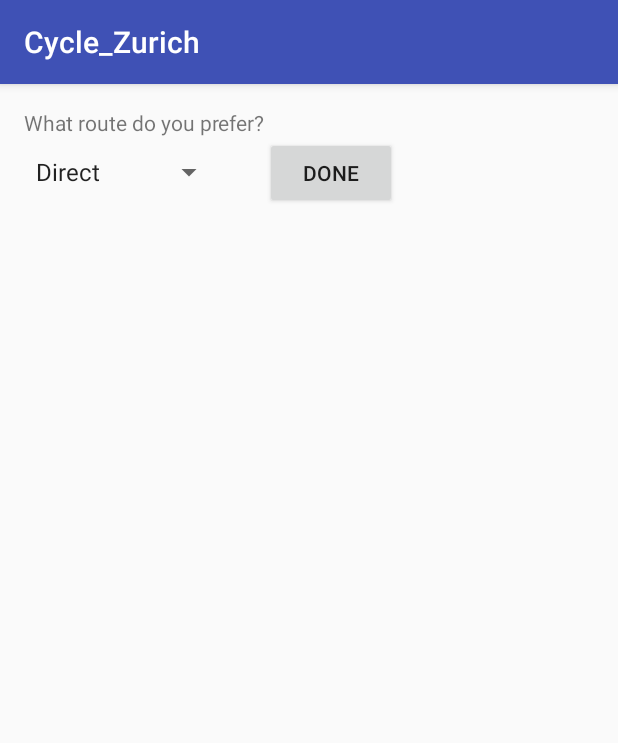
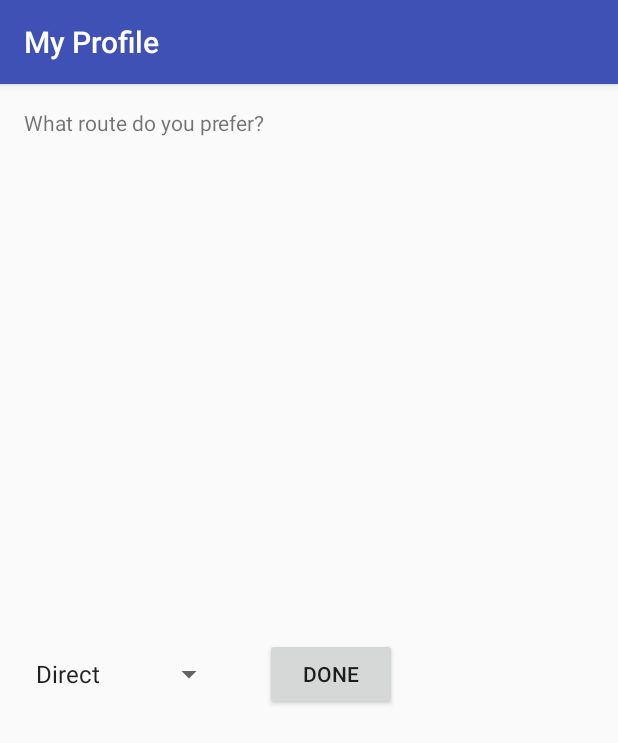
Before and after one commit to andrevaETH/TuriBike, an Android app: the screen it shows after launch (UserProfile), after a tap on "START QUESTIONS", on a phone screen of 412 x 824 dp. Shown: the top 743 px of the screen. Run offline under Robolectric (Android 15) with nearby library versions, the phone set to English and light mode, and no system bars; 1 statement that could not run was skipped.

Commit message:
UserProfile is now returned to StartPage as a  boolean value. UI slightly changed.

```diff
--- a/app/src/main/java/ch/ethz/ikg/gis/cycle_zurich/StartPage.java
+++ b/app/src/main/java/ch/ethz/ikg/gis/cycle_zurich/StartPage.java
@@ -17,6 +17,8 @@
 public class StartPage extends AppCompatActivity {
 
     private Button button_startMap, button_startQuestions;
+    private boolean userProfile;
+    int REQUEST_ID = 1;
 
     @Override
     protected void onCreate(Bundle savedInstanceState) {
@@ -87,8 +89,20 @@
     public void button_startQuestionsClicked()
     {
         Intent userProfileIntent = new Intent(this, UserProfile.class);
-        startActivity(userProfileIntent);
 
+        // Start Activity and return the result
+        startActivityForResult(userProfileIntent, REQUEST_ID);
+    }
+
+    protected void onActivityResult(int requestCode, int resultCode, Intent Data)
+    {
+        // Get values from User Profile
+        if(requestCode == REQUEST_ID)
+        {
+            if(resultCode == RESULT_OK){
+                userProfile = Data.getBooleanExtra("userProfile", userProfile);
+            }
+        }
     }
 
 }
--- a/app/src/main/res/layout/activity_user_profile.xml
+++ b/app/src/main/res/layout/activity_user_profile.xml
@@ -8,10 +8,13 @@
     tools:context="ch.ethz.ikg.gis.cycle_zurich.UserProfile">
 
     <GridLayout
-        android:layout_width="match_parent"
+        android:layout_width="wrap_content"
         android:layout_height="match_parent"
         android:layout_alignParentTop="true"
-        android:layout_alignParentStart="true">
+        android:layout_alignParentStart="true"
+        android:layout_alignWithParentIfMissing="false"
+        android:layout_alignParentRight="false"
+        android:layout_alignParentBottom="false">
 
         <Spinner
             android:layout_width="wrap_content"
@@ -20,7 +23,8 @@
             android:layout_row="1"
             android:layout_column="0"
             android:touchscreenBlocksFocus="true"
-            android:spinnerMode="dropdown" />
+            android:spinnerMode="dropdown"
+            android:layout_gravity="center_vertical" />
 
         <TextView
             android:layout_width="wrap_content"
@@ -28,7 +32,8 @@
             android:text="What route do you prefer?"
             android:id="@+id/textView_question"
             android:layout_row="0"
-            android:layout_column="0" />
+            android:layout_column="0"
+            android:layout_gravity="center_vertical" />
 
         <Button
             android:layout_width="wrap_content"
@@ -36,6 +41,7 @@
             android:text="Done"
             android:id="@+id/button_ok"
             android:layout_row="1"
-            android:layout_column="1" />
+            android:layout_column="1"
+            android:layout_gravity="center_vertical" />
     </GridLayout>
 </RelativeLayout>
```
Also changed, not shown: app/src/main/AndroidManifest.xml (+8 -1 lines), app/src/main/java/ch/ethz/ikg/gis/cycle_zurich/UserProfile.java (+15 -13 lines).
